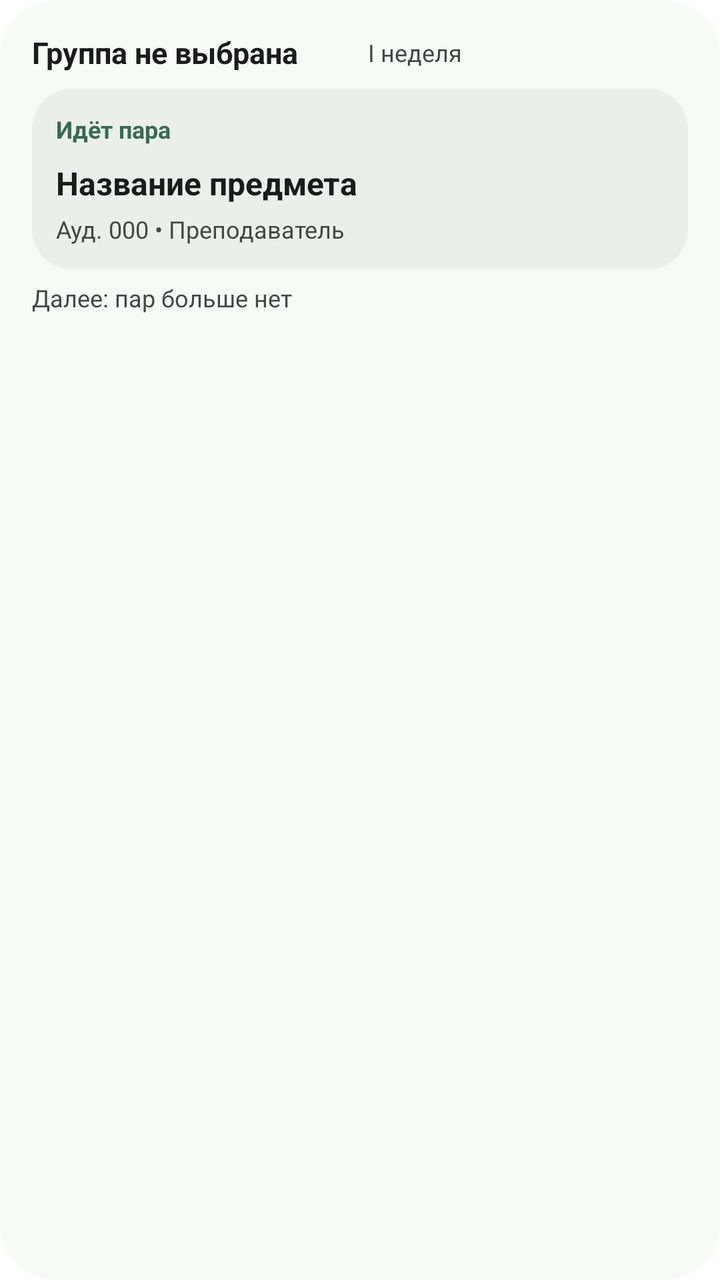
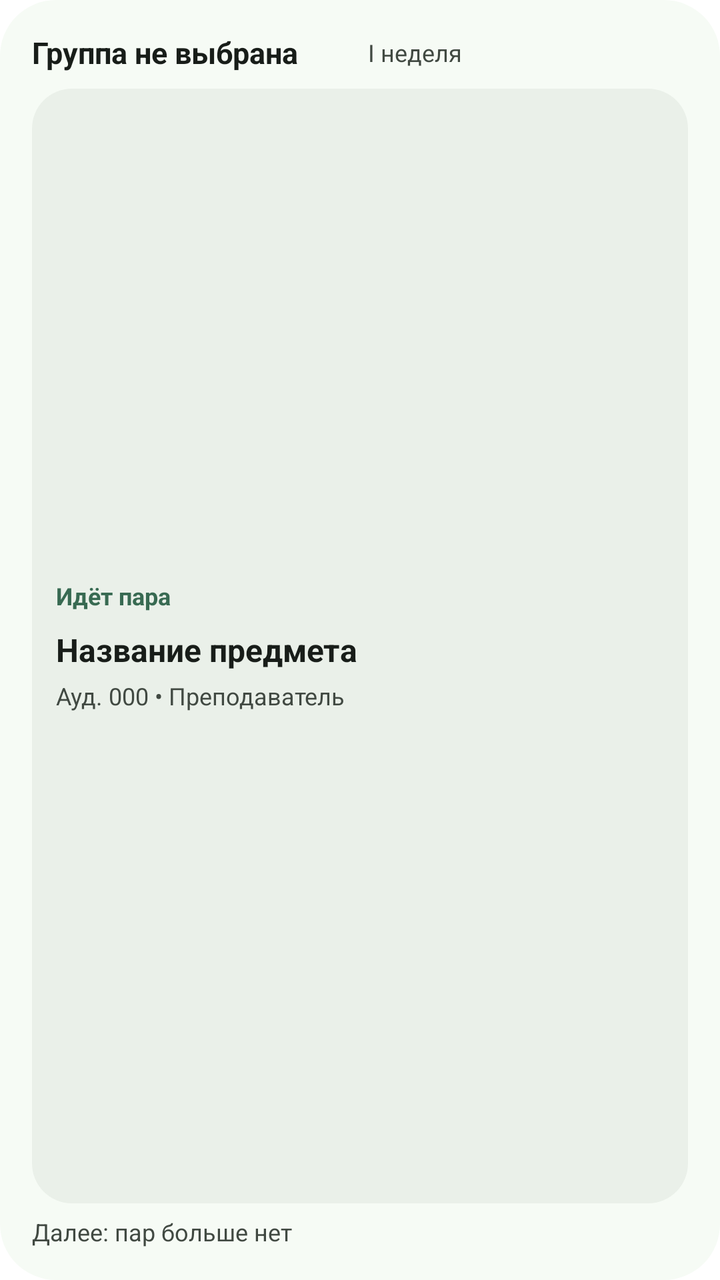

Before-and-after screenshots of an Android layout around one commit, followed by the original layout XML and the change that was made.
<!-- AndroidManifest.xml: fallback theme Theme.MaterialComponents.DayNight.NoActionBar -->
<!-- res/layout/schedule_widget.xml -->
<?xml version="1.0" encoding="utf-8"?>
<LinearLayout xmlns:android="http://schemas.android.com/apk/res/android"
    android:id="@+id/widget_root"
    android:layout_width="match_parent"
    android:layout_height="match_parent"
    android:background="@drawable/widget_background"
    android:orientation="vertical"
    android:padding="16dp">

    
    <LinearLayout
        android:layout_width="match_parent"
        android:layout_height="wrap_content"
        android:gravity="center_vertical"
        android:orientation="horizontal">

        <TextView
            android:id="@+id/widget_group_name"
            android:layout_width="0dp"
            android:layout_height="wrap_content"
            android:layout_marginEnd="8dp"
            android:layout_weight="1"
            android:ellipsize="end"
            android:maxLines="1"
            android:text="Группа не выбрана"
            android:textColor="@color/widget_on_surface"
            android:textSize="15sp"
            android:textStyle="bold" />

        <TextView
            android:id="@+id/widget_date_week"
            android:layout_width="0dp"
            android:layout_weight="1"
            android:layout_height="wrap_content"
            android:ellipsize="end"
            android:maxLines="1"
            android:text="I неделя"
            android:textColor="@color/widget_secondary"
            android:textSize="12sp" />
    </LinearLayout>

    
    <LinearLayout
        android:id="@+id/widget_card_main"
        android:layout_width="match_parent"
        android:layout_height="wrap_content"
        android:layout_marginTop="8dp"
        android:background="@drawable/widget_card_inner"
        android:orientation="vertical"
        android:padding="12dp">

        <TextView
            android:id="@+id/widget_status_text"
            android:layout_width="match_parent"
            android:layout_height="wrap_content"
            android:ellipsize="end"
            android:maxLines="1"
            android:text="Идёт пара"
            android:textColor="@color/widget_primary"
            android:textSize="12sp"
            android:textStyle="bold" />

        <TextView
            android:id="@+id/widget_subject_text"
            android:layout_width="match_parent"
            android:layout_height="wrap_content"
            android:layout_marginTop="8dp"
            android:ellipsize="end"
            android:maxLines="1"
            android:text="Название предмета"
            android:textColor="@color/widget_on_surface"
            android:textSize="16sp"
            android:textStyle="bold" />

        <TextView
            android:id="@+id/widget_details_text"
            android:layout_width="match_parent"
            android:layout_height="wrap_content"
            android:layout_marginTop="4dp"
            android:ellipsize="end"
            android:maxLines="1"
            android:text="Ауд. 000 • Преподаватель"
            android:textColor="@color/widget_secondary"
            android:textSize="12sp" />
    </LinearLayout>

    
    <LinearLayout
        android:id="@+id/widget_next_container"
        android:layout_width="match_parent"
        android:layout_height="wrap_content"
        android:layout_marginTop="6dp"
        android:gravity="center_vertical"
        android:orientation="horizontal">

        <TextView
            android:id="@+id/widget_next_text"
            android:layout_width="match_parent"
            android:layout_height="wrap_content"
            android:ellipsize="end"
            android:maxLines="1"
            android:text="Далее: пар больше нет"
            android:textColor="@color/widget_secondary"
            android:textSize="12sp" />
    </LinearLayout>
</LinearLayout>
<!-- resources referenced by this layout -->
<resources>
  <color name="widget_on_surface">#181D19</color>
  <color name="widget_primary">#386A52</color>
  <color name="widget_secondary">#414942</color>
  <!-- drawable widget_background (drawable) -->
  <?xml version="1.0" encoding="utf-8"?>
  <shape xmlns:android="http://schemas.android.com/apk/res/android" android:shape="rectangle">
      <solid android:color="@color/widget_surface" />
      <corners android:radius="28dp" />
  </shape>
  <!-- drawable widget_card_inner (drawable) -->
  <?xml version="1.0" encoding="utf-8"?>
  <shape xmlns:android="http://schemas.android.com/apk/res/android" android:shape="rectangle">
      <solid android:color="@color/widget_card" />
      <corners android:radius="20dp" />
  </shape>
  <color name="widget_surface">#F6FBF5</color>
  <color name="widget_card">#EAF0E9</color>
</resources>

<!-- the commit's change to res/layout/schedule_widget.xml (unified diff, before → after) -->
@@ -43,7 +43,9 @@
     <LinearLayout
         android:id="@+id/widget_card_main"
         android:layout_width="match_parent"
-        android:layout_height="wrap_content"
+        android:layout_height="0dp"
+        android:layout_weight="1"
+        android:gravity="center_vertical"
         android:layout_marginTop="8dp"
         android:background="@drawable/widget_card_inner"
         android:orientation="vertical"
